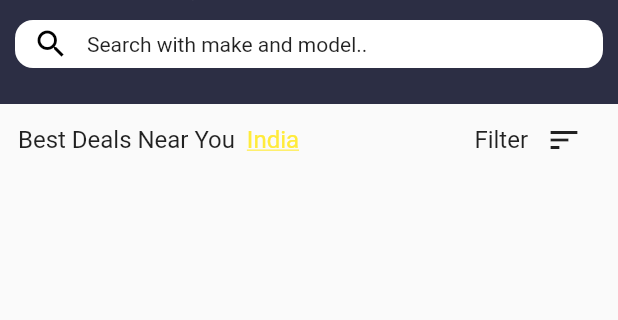
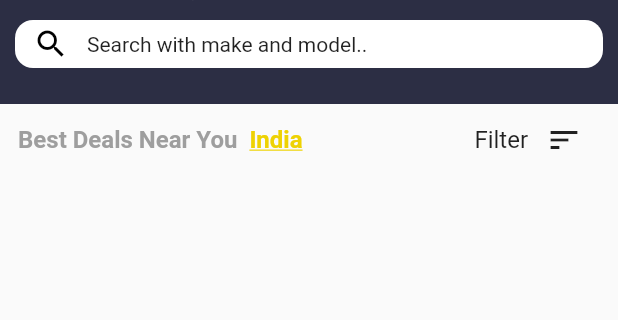
Before and after one commit to maranix/oruphones, a Flutter app: the screen it shows after launch, on a phone screen of 412 x 824 dp, the part 64-384 px from its top. Run offline on Flutter 3.47's test engine with Material 2 defaults, Android fonts, the phone set to English and light mode, and no system bars; our stand-ins replace equatable, flutter_bloc, flutter_svg; network calls fail.

Commit message:
update location color in listing header

```diff
--- a/lib/src/presentation/home/widgets/sliver_nearby_listings_header.dart
+++ b/lib/src/presentation/home/widgets/sliver_nearby_listings_header.dart
@@ -12,7 +12,10 @@ class SliverNearbyListingsHeader extends StatelessWidget {
         children: [
           RichText(
             text: TextSpan(
-              style: Theme.of(context).textTheme.titleMedium,
+              style: Theme.of(context).textTheme.titleMedium!.copyWith(
+                    color: Colors.grey,
+                    fontWeight: FontWeight.bold,
+                  ),
               children: const [
                 TextSpan(text: 'Best Deals Near You\t\t'),
                 TextSpan(
--- a/lib/src/ui/colors.dart
+++ b/lib/src/ui/colors.dart
@@ -2,6 +2,6 @@ import 'package:flutter/material.dart';
 
 class OruColors {
   static const primary = Color(0xff2c2e44);
-  static const nearYou = Colors.yellow; //Color(0xffdbc241)
+  static const nearYou = Color(0xFFEED202);
   static const appBarIcon = Colors.white;
 }
```
